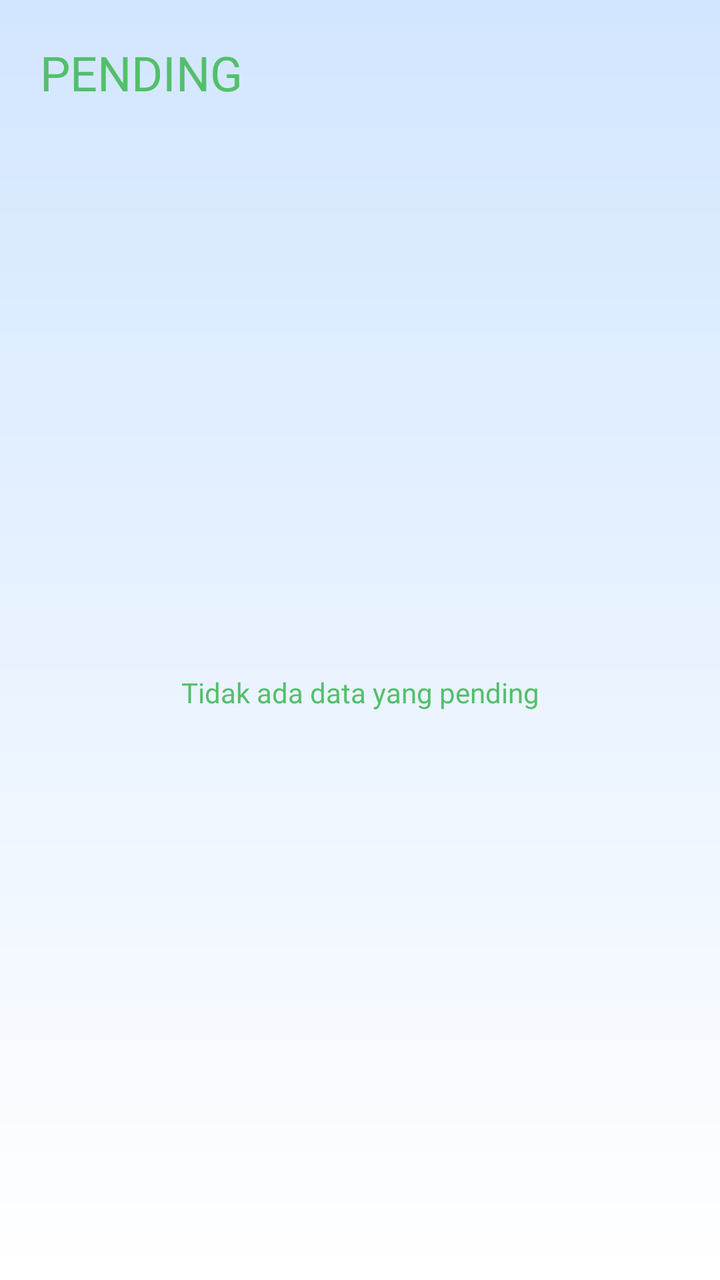
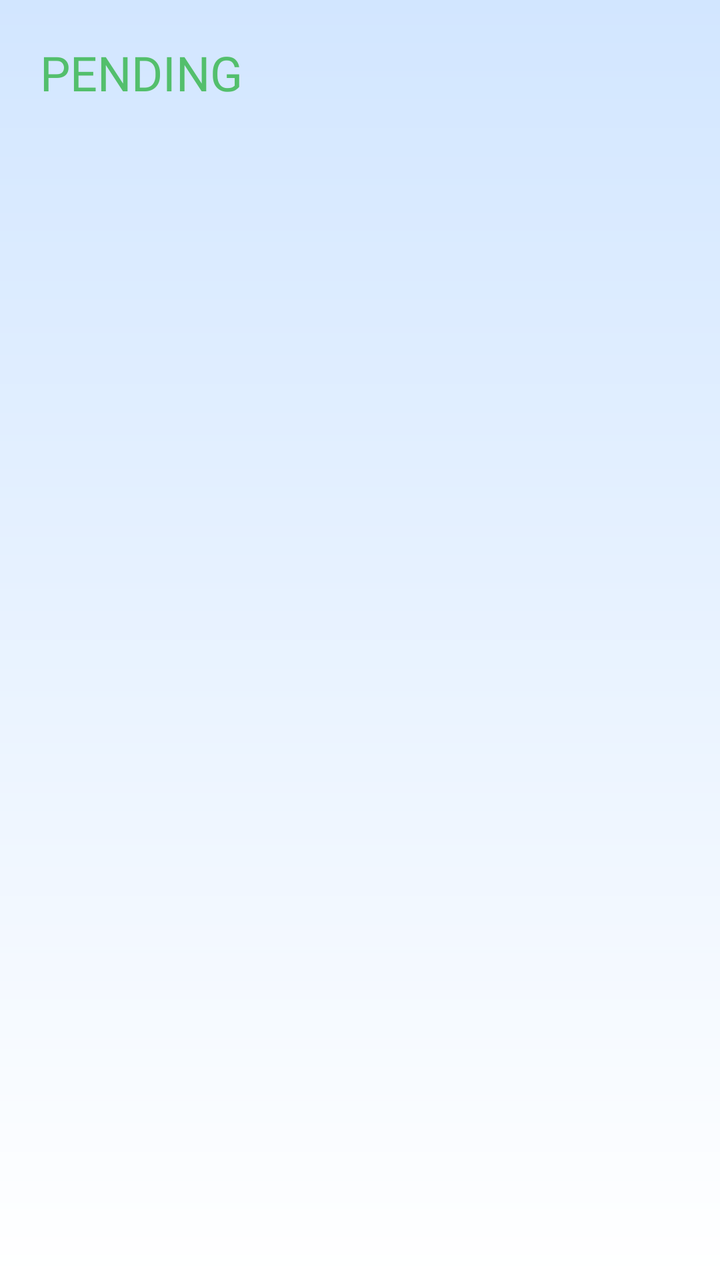

Before-and-after screenshots of an Android layout around one commit, followed by the original layout XML and the change that was made.
<!-- AndroidManifest.xml: application theme Theme.PetikCare -->
<!-- res/layout/fragment_pending.xml -->
<?xml version="1.0" encoding="utf-8"?>
<androidx.constraintlayout.widget.ConstraintLayout xmlns:android="http://schemas.android.com/apk/res/android"
    xmlns:tools="http://schemas.android.com/tools"
    xmlns:app="http://schemas.android.com/apk/res-auto"
    android:layout_width="match_parent"
    android:layout_height="match_parent"
    android:background="@drawable/bg_gradient"
    tools:context=".ui.PendingFragment">

    <TextView
        android:id="@+id/tv_riwayat_keluhan"
        android:layout_width="wrap_content"
        android:layout_height="wrap_content"
        android:fontFamily="@font/poppins_semibold"
        android:text="@string/pending"
        android:textAllCaps="true"
        android:textColor="#53BF6C"
        android:textSize="24sp"
        app:layout_constraintStart_toStartOf="parent"
        android:layout_margin="20dp"
        app:layout_constraintTop_toTopOf="parent" />

    <TextView
        android:id="@+id/tv_pending_kosong"
        android:layout_width="wrap_content"
        android:layout_height="wrap_content"
        android:text="@string/tidak_ada_pending"
        app:layout_constraintBottom_toBottomOf="parent"
        app:layout_constraintEnd_toEndOf="parent"
        android:fontFamily="@font/poppins_semibold"
        android:textColor="#53BF6C"
        app:layout_constraintStart_toStartOf="parent"
        app:layout_constraintTop_toBottomOf="@+id/tv_riwayat_keluhan" />


    <androidx.recyclerview.widget.RecyclerView
        android:id="@+id/rv_riwayat"
        android:layout_width="match_parent"
        android:layout_height="wrap_content"
        app:layout_constraintTop_toBottomOf="@id/tv_riwayat_keluhan"
        android:layout_margin="20dp"
        tools:listitem="@layout/menu_keluhan"/>


</androidx.constraintlayout.widget.ConstraintLayout>
<!-- res/layout/menu_keluhan.xml (included above) -->
<?xml version="1.0" encoding="utf-8"?>
<com.google.android.material.card.MaterialCardView xmlns:android="http://schemas.android.com/apk/res/android"
    xmlns:tools="http://schemas.android.com/tools"
    android:layout_width="match_parent"
    android:layout_height="wrap_content"
    xmlns:app="http://schemas.android.com/apk/res-auto"
    android:layout_margin="8dp"
    app:cardCornerRadius="16dp"
    android:backgroundTint="@color/white"
    app:cardElevation="4dp">

    <LinearLayout
        android:layout_width="match_parent"
        android:layout_height="wrap_content"
        android:orientation="vertical">

        <TextView
            android:id="@+id/tv_nama"
            android:layout_width="wrap_content"
            android:layout_height="wrap_content"
            android:text="@string/nama_santri"
            android:fontFamily="@font/poppins_medium"
            android:layout_marginStart="20dp"
            android:layout_marginTop="10dp"
            android:textSize="15sp" />

        <TextView
            android:id="@+id/tv_keluhan"
            android:layout_width="wrap_content"
            android:layout_height="wrap_content"
            android:text="@string/keluhan"
            android:layout_marginStart="20dp"
            android:fontFamily="@font/poppins_medium"
            android:layout_marginTop="5dp"
            android:textSize="15sp"/>

        <TextView
            android:id="@+id/tv_date"
            android:layout_width="wrap_content"
            android:layout_height="wrap_content"
            android:text="@string/date"
            android:layout_marginStart="20dp"
            android:fontFamily="@font/poppins_medium"
            android:textSize="15sp"/>

        <LinearLayout
            android:layout_width="match_parent"
            android:layout_height="wrap_content"
            android:orientation="horizontal"
            android:layout_marginTop="8dp"
            android:layout_marginEnd="20dp"
            android:gravity="center_vertical">

            <TextView
                android:id="@+id/tv_status"
                android:layout_width="0dp"
                android:layout_height="wrap_content"
                android:layout_weight="1"
                android:text="@string/status"
                android:layout_marginStart="20dp"
                android:textSize="14sp"
                android:fontFamily="@font/poppins_medium"/>

            <com.google.android.material.button.MaterialButton
                android:id="@+id/btn_detail"
                android:layout_width="wrap_content"
                android:layout_height="wrap_content"
                android:text="@string/detail"
                android:textSize="12sp"
                android:fontFamily="@font/poppins_semibold"
                app:cornerRadius="12dp"
                app:backgroundTint="#FFA0BC"/>

        </LinearLayout>

    </LinearLayout>

</com.google.android.material.card.MaterialCardView>
<!-- resources referenced by this layout -->
<resources>
  <color name="white">#FFFFFFFF</color>
  <!-- drawable bg_gradient (drawable) -->
  <?xml version="1.0" encoding="utf-8"?>
  <shape xmlns:android="http://schemas.android.com/apk/res/android">
      <gradient
          android:type="linear"
          android:startColor="#D2E6FF"
          android:endColor="#FFFFFF"
          android:angle="270"/>
  </shape>
  <string name="date">🕒 Date</string>
  <string name="detail">Detail</string>
  <string name="keluhan">📌 Keluhan</string>
  <string name="nama_santri">👤 Nama Santri</string>
  <string name="pending">Pending</string>
  <string name="status">Status</string>
  <string name="tidak_ada_pending">Tidak ada data yang pending</string>
  <style name="Theme.PetikCare" parent="Base.Theme.PetikCare" />
  <style name="Base.Theme.PetikCare" parent="Theme.Material3.DayNight.NoActionBar">
          
          
      </style>
</resources>

<!-- the commit's change to res/layout/fragment_pending.xml (unified diff, before → after) -->
@@ -1,11 +1,17 @@
 <?xml version="1.0" encoding="utf-8"?>
-<androidx.constraintlayout.widget.ConstraintLayout xmlns:android="http://schemas.android.com/apk/res/android"
+<ScrollView xmlns:android="http://schemas.android.com/apk/res/android"
     xmlns:tools="http://schemas.android.com/tools"
     xmlns:app="http://schemas.android.com/apk/res-auto"
     android:layout_width="match_parent"
     android:layout_height="match_parent"
     android:background="@drawable/bg_gradient"
+    android:scrollbars="none"
+    android:fillViewport="true"
     tools:context=".ui.PendingFragment">
+
+    <androidx.constraintlayout.widget.ConstraintLayout
+        android:layout_width="match_parent"
+        android:layout_height="wrap_content">
 
     <TextView
         android:id="@+id/tv_riwayat_keluhan"
@@ -29,6 +35,7 @@
         app:layout_constraintEnd_toEndOf="parent"
         android:fontFamily="@font/poppins_semibold"
         android:textColor="#53BF6C"
+        android:visibility="gone"
         app:layout_constraintStart_toStartOf="parent"
         app:layout_constraintTop_toBottomOf="@+id/tv_riwayat_keluhan" />
 
@@ -41,8 +48,8 @@
         android:layout_margin="20dp"
         tools:listitem="@layout/menu_keluhan"/>
 
-
-</androidx.constraintlayout.widget.ConstraintLayout>
+    </androidx.constraintlayout.widget.ConstraintLayout>
+</ScrollView>
 <!-- res/layout/menu_keluhan.xml (included above) -->
 <?xml version="1.0" encoding="utf-8"?>
 <com.google.android.material.card.MaterialCardView xmlns:android="http://schemas.android.com/apk/res/android"
@@ -81,11 +88,22 @@
             android:textSize="15sp"/>
 
         <TextView
+            android:id="@+id/tv_deskripsi"
+            android:layout_width="wrap_content"
+            android:layout_height="wrap_content"
+            android:text="@string/description"
+            android:layout_marginStart="20dp"
+            android:layout_marginTop="5dp"
+            android:fontFamily="@font/poppins_medium"
+            android:textSize="15sp"/>
+
+        <TextView
             android:id="@+id/tv_date"
             android:layout_width="wrap_content"
             android:layout_height="wrap_content"
             android:text="@string/date"
             android:layout_marginStart="20dp"
+            android:layout_marginTop="10dp"
             android:fontFamily="@font/poppins_medium"
             android:textSize="15sp"/>
 
<!-- resource entries referenced after the edit -->
@@ -11,6 +11,7 @@
           android:angle="270"/>
   </shape>
   <string name="date">🕒 Date</string>
+  <string name="description">📝 Deskripsi</string>
   <string name="detail">Detail</string>
   <string name="keluhan">📌 Keluhan</string>
   <string name="nama_santri">👤 Nama Santri</string>
